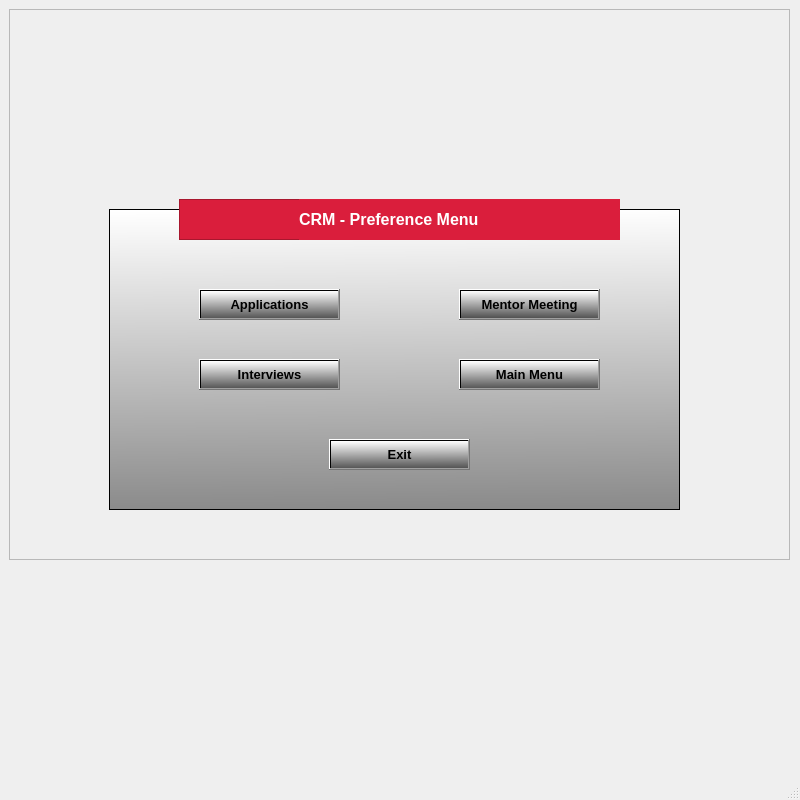
Before: the Qt Designer form ui/preference.ui in nesibebakirdag-ship-it/Python_Modul_Week_4_team_2, drawn with Qt 5.
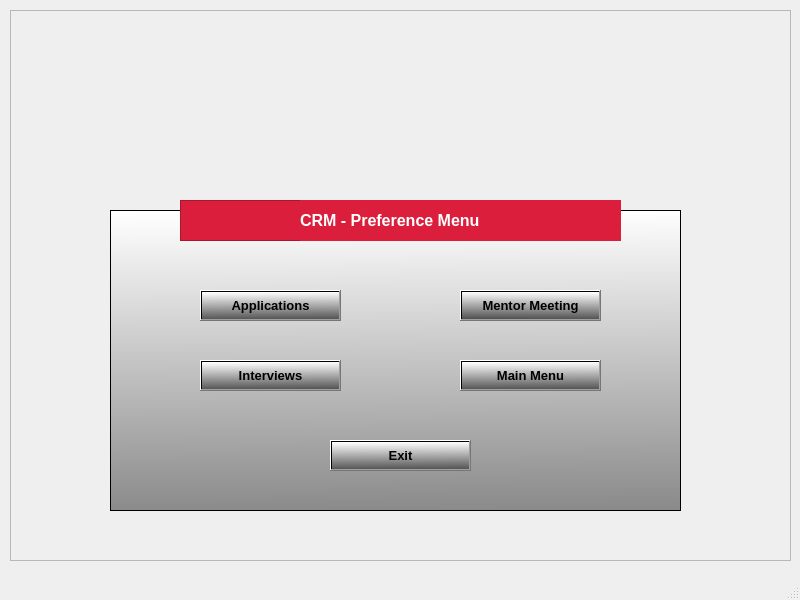
After: the same form once the commit is applied. Icons and pictures are not drawn.

What changed in the file:
```diff
--- a/ui/preference.ui
+++ b/ui/preference.ui
@@ -7,7 +7,7 @@
     <x>0</x>
     <y>0</y>
     <width>800</width>
-    <height>800</height>
+    <height>600</height>
    </rect>
   </property>
   <property name="sizePolicy">
@@ -19,42 +19,24 @@
   <property name="minimumSize">
    <size>
     <width>800</width>
-    <height>800</height>
+    <height>600</height>
    </size>
   </property>
   <property name="maximumSize">
    <size>
     <width>800</width>
-    <height>800</height>
+    <height>600</height>
    </size>
   </property>
   <property name="windowTitle">
    <string>MainWindow</string>
   </property>
   <widget class="QWidget" name="centralwidget">
-   <property name="sizePolicy">
-    <sizepolicy hsizetype="Fixed" vsizetype="Fixed">
-     <horstretch>0</horstretch>
-     <verstretch>0</verstretch>
-    </sizepolicy>
-   </property>
-   <property name="minimumSize">
-    <size>
-     <width>800</width>
-     <height>700</height>
-    </size>
-   </property>
-   <property name="maximumSize">
-    <size>
-     <width>800</width>
-     <height>700</height>
-    </size>
-   </property>
    <widget class="QFrame" name="frame">
     <property name="geometry">
      <rect>
-      <x>9</x>
-      <y>9</y>
+      <x>10</x>
+      <y>10</y>
       <width>781</width>
       <height>551</height>
      </rect>
@@ -68,7 +50,7 @@
     <property name="maximumSize">
      <size>
       <width>800</width>
-      <height>700</height>
+      <height>600</height>
      </size>
     </property>
     <property name="autoFillBackground">
@@ -352,30 +334,7 @@
     </widget>
    </widget>
   </widget>
-  <widget class="QMenuBar" name="menubar">
-   <property name="geometry">
-    <rect>
-     <x>0</x>
-     <y>0</y>
-     <width>800</width>
-     <height>21</height>
-    </rect>
-   </property>
-   <property name="maximumSize">
-    <size>
-     <width>800</width>
-     <height>700</height>
-    </size>
-   </property>
-  </widget>
-  <widget class="QStatusBar" name="statusbar">
-   <property name="maximumSize">
-    <size>
-     <width>800</width>
-     <height>700</height>
-    </size>
-   </property>
-  </widget>
+  <widget class="QStatusBar" name="statusbar"/>
  </widget>
  <resources/>
  <connections/>
```
